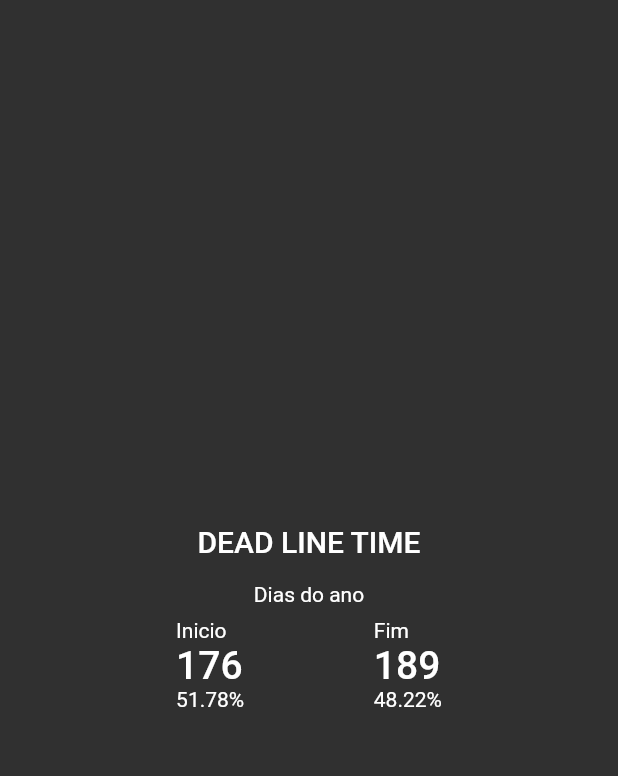
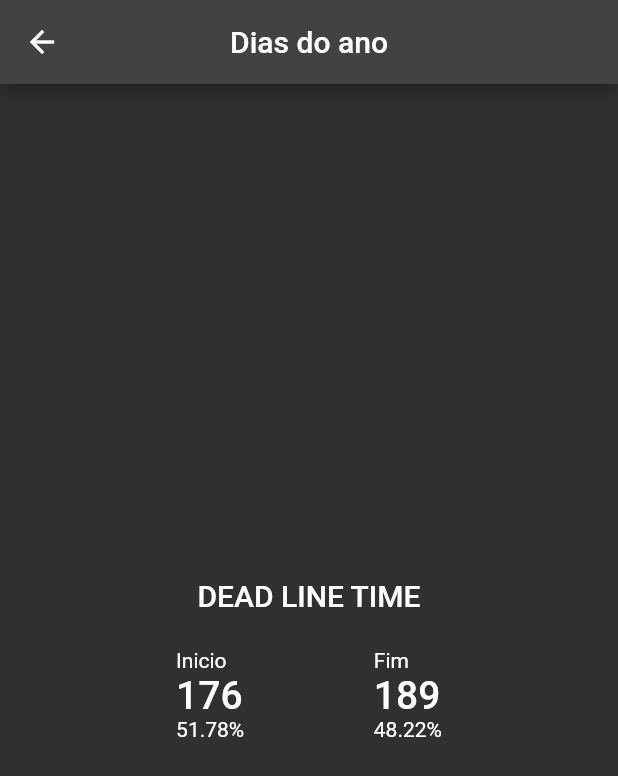
Before and after one commit to leandrorochaadm/deadline-flutter, a Flutter app: the screen it shows after launch, after a tap on "Ano", on a phone screen of 412 x 824 dp. Shown: the top 776 px of the screen. Run offline on Flutter 3.47's test engine with Material 2 defaults, Android fonts, the phone set to English and light mode, and no system bars.

Commit message:
feat(YearPage) add appBar

```diff
--- a/lib/main.dart
+++ b/lib/main.dart
@@ -1,4 +1,6 @@
 import 'package:deadline/ui/pages/home/home_page.dart';
+import 'package:deadline/ui/pages/life/life_controller.dart';
+import 'package:deadline/ui/pages/life/life_page.dart';
 import 'package:flutter/material.dart';
 
 import 'ui/pages/year/year.dart';
@@ -15,7 +17,10 @@ class MyApp extends StatelessWidget {
     return MaterialApp(
       title: 'Dead Line Time',
       debugShowCheckedModeBanner: false,
-      routes: {'/year': (context) => YearPage(controller: YearController())},
+      routes: {
+        '/year': (context) => YearPage(controller: YearController()),
+        '/life': (context) => LifePage(controller: LifeController()),
+      },
       theme: ThemeData(
           primarySwatch: Colors.blue,
           brightness: Brightness.dark,
--- a/lib/ui/pages/home/home_page.dart
+++ b/lib/ui/pages/home/home_page.dart
@@ -7,13 +7,22 @@ class HomePage extends StatelessWidget {
   Widget build(BuildContext context) {
     return Material(
       child: Center(
-        child: Row(
+        child: Column(
+          mainAxisAlignment: MainAxisAlignment.center,
           children: [
             ElevatedButton(
-                onPressed: () {
-                  Navigator.pushNamed(context, '/year');
-                },
-                child: Text('Ano'))
+              onPressed: () {
+                Navigator.pushNamed(context, '/year');
+              },
+              child: const Text('Ano'),
+            ),
+            const SizedBox(height: 16),
+            ElevatedButton(
+              onPressed: () {
+                Navigator.pushNamed(context, '/life');
+              },
+              child: const Text('Vida'),
+            ),
           ],
         ),
       ),
--- a/lib/ui/pages/year/year_page.dart
+++ b/lib/ui/pages/year/year_page.dart
@@ -8,15 +8,15 @@ class YearPage extends StatelessWidget {
 
   @override
   Widget build(BuildContext context) {
-    return Material(
-      child: Center(
+    return Scaffold(
+      appBar: AppBar(title: const Text('Dias do ano'), centerTitle: true),
+      body: Center(
         child: Column(
           mainAxisSize: MainAxisSize.min,
           children: [
             Text('DEAD LINE TIME',
                 style: Theme.of(context).textTheme.headline6),
             const SizedBox(height: 16),
-            const Text('Dias do ano'),
             const SizedBox(height: 8),
             SizedBox(
               width: 350,
```
Also changed, not shown: lib/ui/pages/home/home_controler.dart (deleted, +0 -21 lines).
